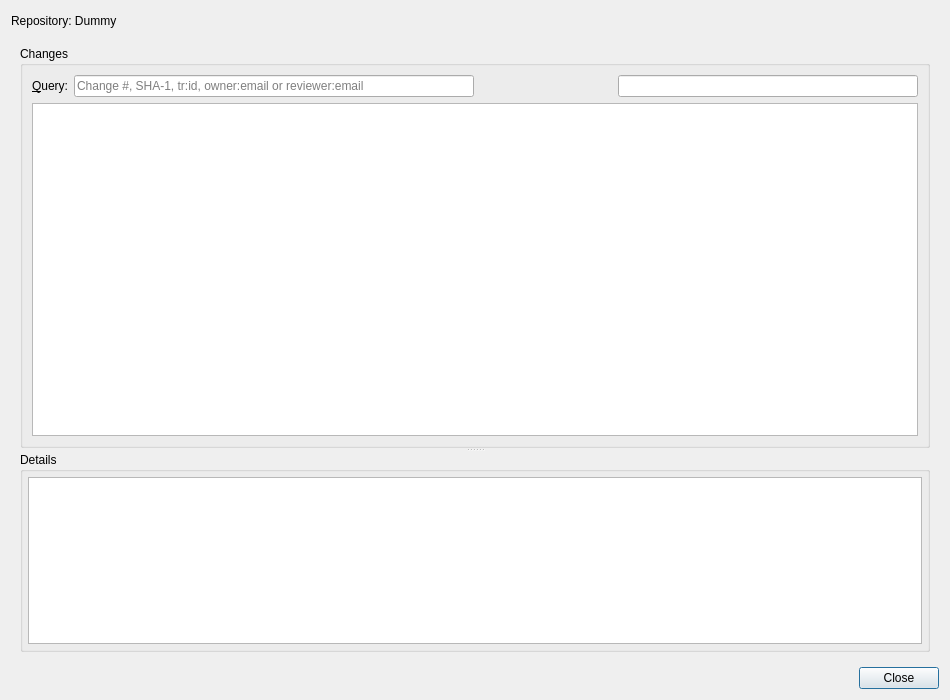
qt-creator/qt-creator, file src/plugins/git/gerrit/gerritdialog.ui: the form before one commit.
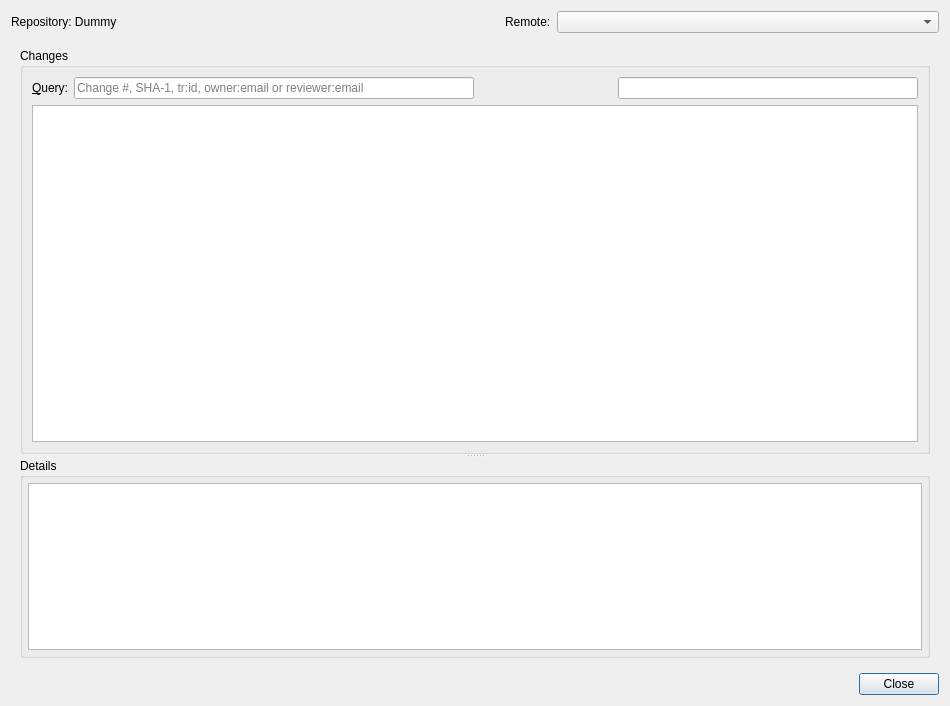
The form after the commit. Custom widgets are drawn as their Qt base class.

Commit message:
GerritDialog: Support multiple remotes
Still SSH only for now...

```diff
--- a/src/plugins/git/gerrit/gerritdialog.ui
+++ b/src/plugins/git/gerrit/gerritdialog.ui
@@ -7,7 +7,7 @@
     <x>0</x>
     <y>0</y>
     <width>950</width>
-    <height>700</height>
+    <height>706</height>
    </rect>
   </property>
   <property name="windowTitle">
@@ -42,6 +42,29 @@
        </property>
       </spacer>
      </item>
+     <item>
+      <widget class="QLabel" name="remoteLabel">
+       <property name="text">
+        <string>Remote:</string>
+       </property>
+      </widget>
+     </item>
+     <item>
+      <widget class="QComboBox" name="remoteComboBox">
+       <property name="sizePolicy">
+        <sizepolicy hsizetype="MinimumExpanding" vsizetype="Fixed">
+         <horstretch>0</horstretch>
+         <verstretch>0</verstretch>
+        </sizepolicy>
+       </property>
+       <property name="minimumSize">
+        <size>
+         <width>40</width>
+         <height>0</height>
+        </size>
+       </property>
+      </widget>
+     </item>
     </layout>
    </item>
    <item>
```
The commit also changes 2 other files.
